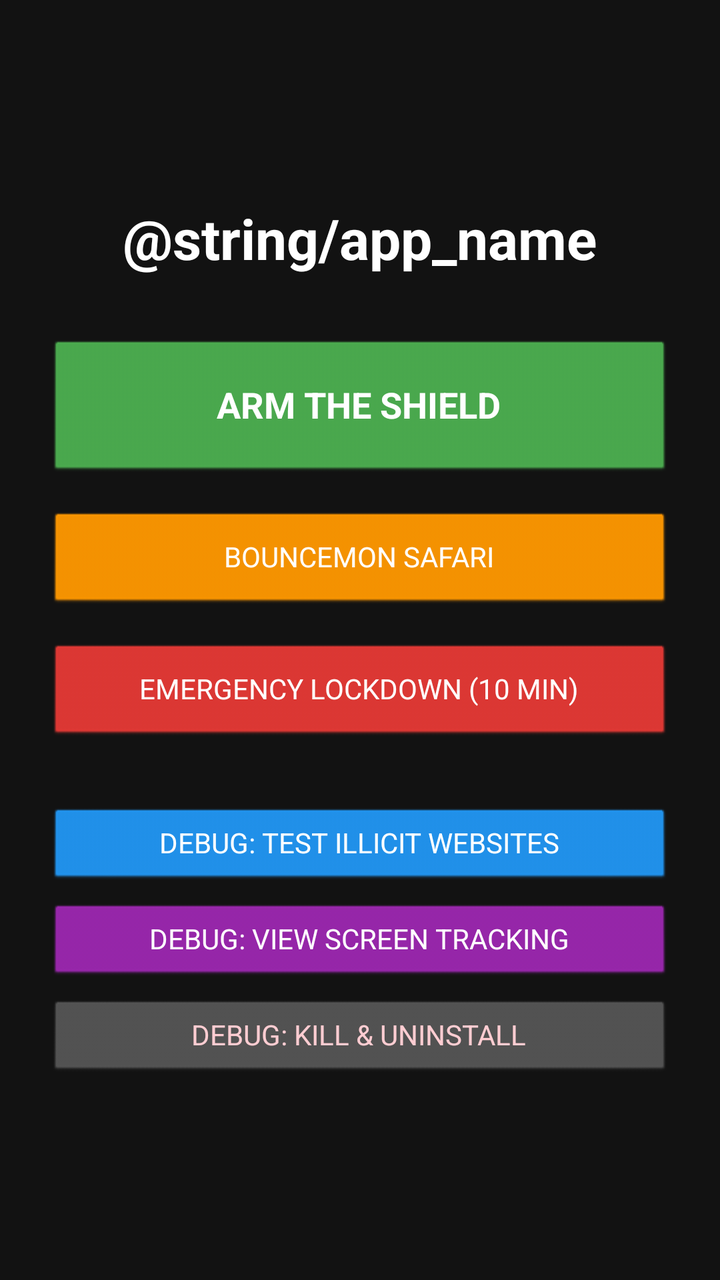
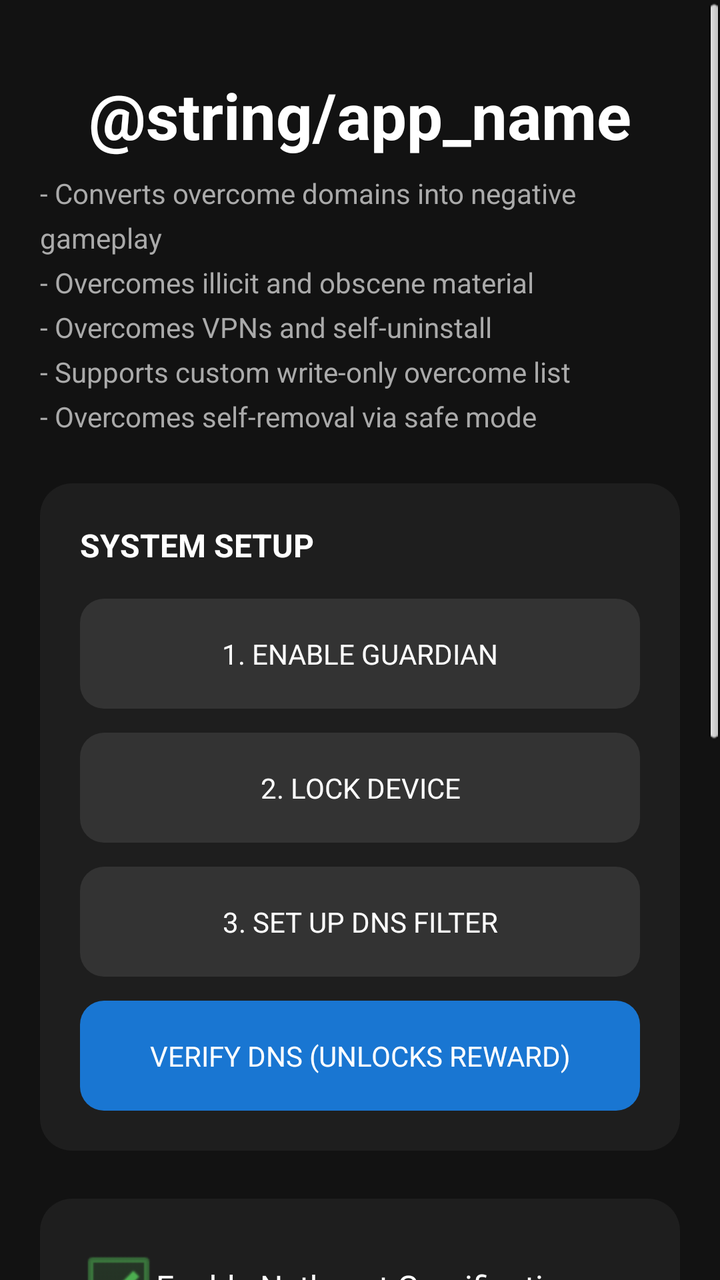

Before-and-after screenshots of an Android layout around one commit, followed by the original layout XML and the change that was made.
<!-- AndroidManifest.xml: application theme android:Theme.NoTitleBar -->
<!-- res/layout/activity_main.xml -->
<?xml version="1.0" encoding="utf-8"?>
<LinearLayout xmlns:android="http://schemas.android.com/apk/res/android"
    android:layout_width="match_parent" android:layout_height="match_parent"
    android:orientation="vertical" android:padding="24dp" android:gravity="center" android:background="#121212">

    <TextView android:layout_width="wrap_content" android:layout_height="wrap_content"
        android:text="@string/app_name" android:textColor="#FFFFFF" android:textSize="28sp" android:textStyle="bold" android:layout_marginBottom="32dp"/>

    <Button android:id="@+id/btnArmShield" android:layout_width="match_parent" android:layout_height="70dp"
        android:text="ARM THE SHIELD" android:backgroundTint="#4CAF50" android:textColor="#FFFFFF" android:textSize="18sp" android:textStyle="bold" android:layout_marginBottom="16dp"/>

    <Button android:id="@+id/btnHumiliation" android:layout_width="match_parent" android:layout_height="50dp"
        android:text="BOUNCEMON SAFARI" android:backgroundTint="#FF9800" android:textColor="#FFFFFF" android:layout_marginBottom="16dp"/>

    <Button android:id="@+id/btnTrapBrick" android:layout_width="match_parent" android:layout_height="50dp"
        android:text="EMERGENCY LOCKDOWN (10 MIN)" android:backgroundTint="#E53935" android:textColor="#FFFFFF" android:layout_marginBottom="32dp"/>

    <Button android:id="@+id/btnTestFilter" android:layout_width="match_parent" android:layout_height="40dp"
        android:text="DEBUG: TEST ILLICIT WEBSITES" android:backgroundTint="#2196F3" android:textColor="#FFFFFF" android:layout_marginBottom="8dp"/>

    
    <Button android:id="@+id/btnDebugUsage" android:layout_width="match_parent" android:layout_height="40dp"
        android:text="DEBUG: VIEW SCREEN TRACKING" android:backgroundTint="#9C27B0" android:textColor="#FFFFFF" android:layout_marginBottom="8dp"/>

    <Button android:id="@+id/btnDebugUninstall" android:layout_width="match_parent" android:layout_height="40dp"
        android:text="DEBUG: KILL &amp; UNINSTALL" android:backgroundTint="#555555" android:textColor="#FFCDD2"/>
</LinearLayout>
<!-- resources referenced by this layout -->
<resources>

</resources>

<!-- the commit's change to res/layout/activity_main.xml (unified diff, before → after) -->
@@ -1,27 +1,68 @@
 <?xml version="1.0" encoding="utf-8"?>
-<LinearLayout xmlns:android="http://schemas.android.com/apk/res/android"
+<ScrollView xmlns:android="http://schemas.android.com/apk/res/android"
     android:layout_width="match_parent" android:layout_height="match_parent"
-    android:orientation="vertical" android:padding="24dp" android:gravity="center" android:background="#121212">
+    android:background="#121212">
+    <LinearLayout android:orientation="vertical" android:padding="20dp" android:gravity="center_horizontal"
+        android:layout_width="match_parent" android:layout_height="wrap_content">
 
-    <TextView android:layout_width="wrap_content" android:layout_height="wrap_content"
-        android:text="@string/app_name" android:textColor="#FFFFFF" android:textSize="28sp" android:textStyle="bold" android:layout_marginBottom="32dp"/>
+        <TextView android:layout_width="wrap_content" android:layout_height="wrap_content"
+            android:text="@string/app_name" android:textColor="#FFFFFF" android:textSize="32sp" android:textStyle="bold" android:layout_marginBottom="8dp" android:layout_marginTop="16dp"/>
 
-    <Button android:id="@+id/btnArmShield" android:layout_width="match_parent" android:layout_height="70dp"
-        android:text="ARM THE SHIELD" android:backgroundTint="#4CAF50" android:textColor="#FFFFFF" android:textSize="18sp" android:textStyle="bold" android:layout_marginBottom="16dp"/>
+        <TextView android:layout_width="match_parent" android:layout_height="wrap_content"
+            android:text="- Converts overcome domains into negative gameplay\n- Overcomes illicit and obscene material\n- Overcomes VPNs and self-uninstall\n- Supports custom write-only overcome list\n- Overcomes self-removal via safe mode"
+            android:textColor="#AAAAAA" android:textSize="14sp" android:layout_marginBottom="24dp" android:lineSpacingExtra="6dp"/>
 
-    <Button android:id="@+id/btnHumiliation" android:layout_width="match_parent" android:layout_height="50dp"
-        android:text="BOUNCEMON SAFARI" android:backgroundTint="#FF9800" android:textColor="#FFFFFF" android:layout_marginBottom="16dp"/>
+        
+        <LinearLayout android:id="@+id/llOnboarding" android:layout_width="match_parent" android:layout_height="wrap_content" android:orientation="vertical"
+            android:background="@drawable/bg_card" android:padding="20dp" android:layout_marginBottom="24dp">
+            
+            <TextView android:layout_width="wrap_content" android:layout_height="wrap_content"
+                android:text="SYSTEM SETUP" android:textColor="#FFFFFF" android:textSize="16sp" android:textStyle="bold" android:layout_marginBottom="16dp"/>
 
-    <Button android:id="@+id/btnTrapBrick" android:layout_width="match_parent" android:layout_height="50dp"
-        android:text="EMERGENCY LOCKDOWN (10 MIN)" android:backgroundTint="#E53935" android:textColor="#FFFFFF" android:layout_marginBottom="32dp"/>
+            <Button android:id="@+id/btnStep1" android:layout_width="match_parent" android:layout_height="55dp"
+                android:text="1. ENABLE GUARDIAN" android:background="@drawable/bg_btn_standard" android:textColor="#FFFFFF" android:layout_marginBottom="12dp" android:elevation="0dp"/>
 
-    <Button android:id="@+id/btnTestFilter" android:layout_width="match_parent" android:layout_height="40dp"
-        android:text="DEBUG: TEST ILLICIT WEBSITES" android:backgroundTint="#2196F3" android:textColor="#FFFFFF" android:layout_marginBottom="8dp"/>
+            <Button android:id="@+id/btnStep2" android:layout_width="match_parent" android:layout_height="55dp"
+                android:text="2. LOCK DEVICE" android:background="@drawable/bg_btn_standard" android:textColor="#FFFFFF" android:layout_marginBottom="12dp" android:elevation="0dp"/>
 
-    
-    <Button android:id="@+id/btnDebugUsage" android:layout_width="match_parent" android:layout_height="40dp"
-        android:text="DEBUG: VIEW SCREEN TRACKING" android:backgroundTint="#9C27B0" android:textColor="#FFFFFF" android:layout_marginBottom="8dp"/>
+            <Button android:id="@+id/btnStep3" android:layout_width="match_parent" android:layout_height="55dp"
+                android:text="3. SET UP DNS FILTER" android:background="@drawable/bg_btn_standard" android:textColor="#FFFFFF" android:layout_marginBottom="12dp" android:elevation="0dp"/>
+                
+            <Button android:id="@+id/btnTestFilter" android:layout_width="match_parent" android:layout_height="55dp"
+                android:text="VERIFY DNS (UNLOCKS REWARD)" android:background="@drawable/bg_btn_accent" android:textColor="#FFFFFF" android:elevation="0dp"/>
+        </LinearLayout>
 
-    <Button android:id="@+id/btnDebugUninstall" android:layout_width="match_parent" android:layout_height="40dp"
-        android:text="DEBUG: KILL &amp; UNINSTALL" android:backgroundTint="#555555" android:textColor="#FFCDD2"/>
-</LinearLayout>
+        
+        <LinearLayout android:layout_width="match_parent" android:layout_height="wrap_content" android:orientation="vertical"
+            android:background="@drawable/bg_card" android:padding="20dp" android:layout_marginBottom="24dp">
+            
+            <CheckBox android:id="@+id/cbGamification" android:layout_width="match_parent" android:layout_height="wrap_content"
+                android:text="Enable Netbeast Gamification" android:textColor="#FFFFFF" android:buttonTint="#4CAF50" android:layout_marginBottom="16dp" android:checked="true"/>
+
+            <Button android:id="@+id/btnGame" android:layout_width="match_parent" android:layout_height="60dp"
+                android:text="OPEN NETBEAST SAFARI" android:background="@drawable/bg_btn_accent" android:backgroundTint="#FF9800" android:textColor="#FFFFFF" android:textStyle="bold" android:elevation="0dp"/>
+        </LinearLayout>
+
+        
+        <LinearLayout android:layout_width="match_parent" android:layout_height="wrap_content" android:orientation="vertical"
+            android:background="@drawable/bg_card" android:padding="20dp" android:layout_marginBottom="32dp">
+            
+            <TextView android:layout_width="match_parent" android:layout_height="wrap_content"
+                android:text="CUSTOM OVERCOME LIST (Write Only)" android:textColor="#FFFFFF" android:textSize="14sp" android:textStyle="bold" android:layout_marginBottom="12dp"/>
+            
+            <LinearLayout android:layout_width="match_parent" android:layout_height="wrap_content" android:orientation="horizontal">
+                <EditText android:id="@+id/etCustomBlock" android:layout_width="0dp" android:layout_weight="1" android:layout_height="50dp"
+                    android:background="@drawable/bg_btn_standard" android:textColor="#FFFFFF" android:hint="e.g. youtube" android:textColorHint="#777" android:paddingHorizontal="16dp" android:layout_marginEnd="8dp"/>
+                <Button android:id="@+id/btnAddBlock" android:layout_width="wrap_content" android:layout_height="50dp"
+                    android:text="OVERCOME" android:background="@drawable/bg_btn_warning" android:textColor="#FFF" android:elevation="0dp"/>
+            </LinearLayout>
+        </LinearLayout>
+
+        
+        <Button android:id="@+id/btnDebugReset" android:layout_width="match_parent" android:layout_height="50dp"
+            android:text="DEBUG: RESET SAVE FILE" android:background="@drawable/bg_btn_standard" android:backgroundTint="#7B1FA2" android:textColor="#FFFFFF" android:elevation="0dp" android:layout_marginBottom="12dp"/>
+            
+        <Button android:id="@+id/btnDebugUninstall" android:layout_width="match_parent" android:layout_height="50dp"
+            android:text="DEBUG: KILL &amp; UNINSTALL" android:background="@drawable/bg_btn_standard" android:textColor="#FFCDD2" android:elevation="0dp" android:layout_marginBottom="32dp"/>
+    </LinearLayout>
+</ScrollView>
<!-- resource entries referenced after the edit -->
@@ -1,5 +1,28 @@
 <!-- resources referenced by this layout -->
 <resources>
-
+  <!-- drawable bg_btn_accent (drawable) -->
+  <?xml version="1.0" encoding="utf-8"?>
+  <shape xmlns:android="http://schemas.android.com/apk/res/android">
+      <solid android:color="#1976D2" />
+      <corners android:radius="12dp" />
+  </shape>
+  <!-- drawable bg_btn_standard (drawable) -->
+  <?xml version="1.0" encoding="utf-8"?>
+  <shape xmlns:android="http://schemas.android.com/apk/res/android">
+      <solid android:color="#333333" />
+      <corners android:radius="12dp" />
+  </shape>
+  <!-- drawable bg_btn_warning (drawable) -->
+  <?xml version="1.0" encoding="utf-8"?>
+  <shape xmlns:android="http://schemas.android.com/apk/res/android">
+      <solid android:color="#D32F2F" />
+      <corners android:radius="12dp" />
+  </shape>
+  <!-- drawable bg_card (drawable) -->
+  <?xml version="1.0" encoding="utf-8"?>
+  <shape xmlns:android="http://schemas.android.com/apk/res/android">
+      <solid android:color="#1E1E1E" />
+      <corners android:radius="16dp" />
+  </shape>
 </resources>
 
